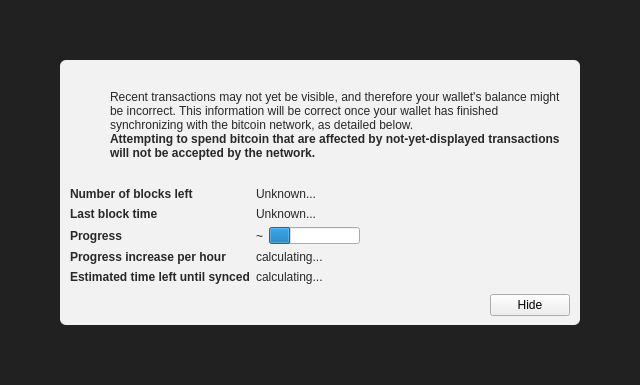
Above: src/qt/forms/modaloverlay.ui from RadiumCore/Validity before the change. Below: the same form after it.
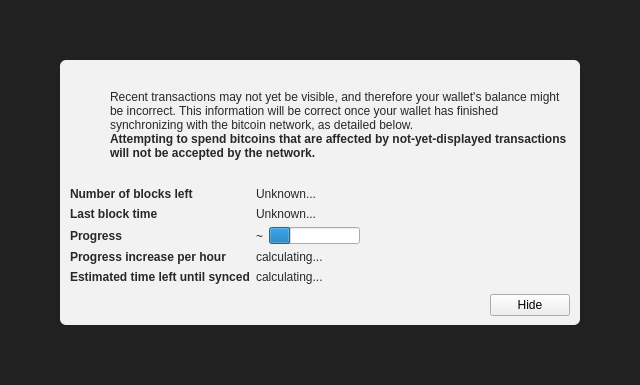
That is the form after the change. Icons and pictures are not drawn. Custom widgets are drawn as their Qt base class.

What changed in the file:
```diff
--- a/src/qt/forms/modaloverlay.ui
+++ b/src/qt/forms/modaloverlay.ui
@@ -149,7 +149,7 @@
                 </font>
                </property>
                <property name="text">
-                <string>Attempting to spend bitcoin that are affected by not-yet-displayed transactions will not be accepted by the network.</string>
+                <string>Attempting to spend bitcoins that are affected by not-yet-displayed transactions will not be accepted by the network.</string>
                </property>
                <property name="textFormat">
                 <enum>Qt::RichText</enum>
```
